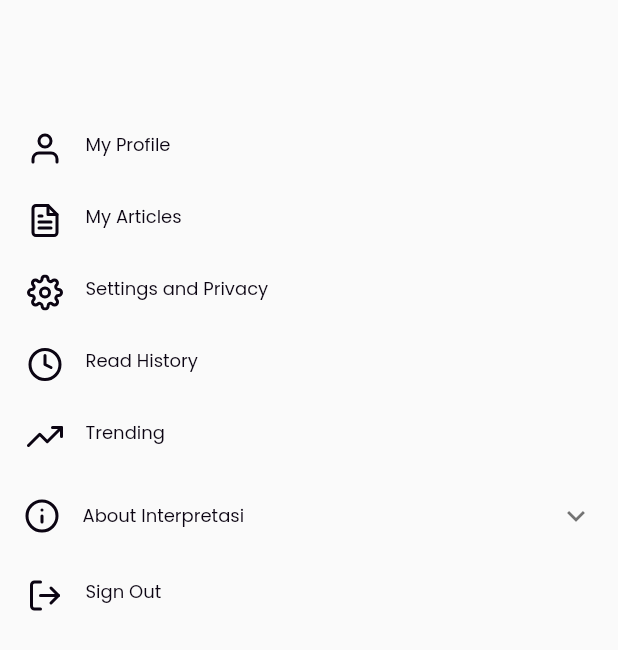
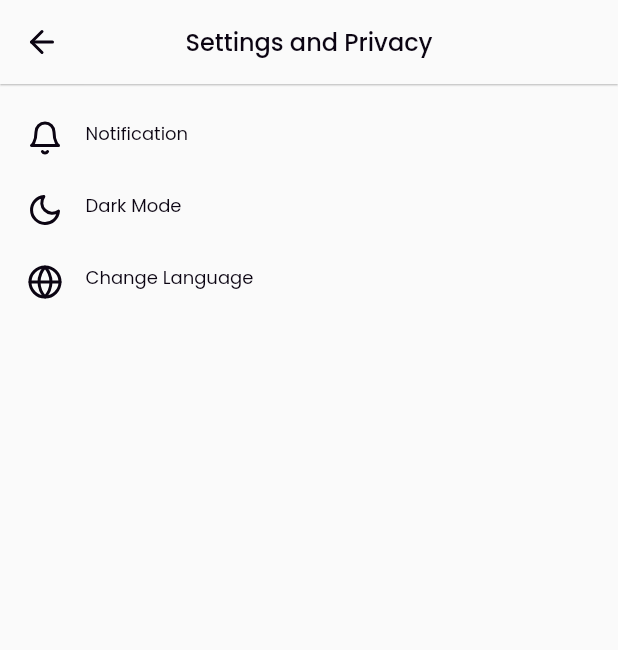
Before and after one commit to dickyrey/interpretasi, a Flutter app: the ProfilePage screen opened directly, after a tap on "Settings and Privacy", on a phone screen of 412 x 824 dp. Shown: the top 650 px of the screen. Run offline on Flutter 3.47's test engine with Material 2 defaults, Android fonts, the phone set to English and light mode, and no system bars; our stand-ins replace cached_network_image, dartz, dots_indicator, equatable, flutter_bloc, flutter_feather_icons and 14 more; accounts and stored records are empty; generated files the repository leaves out were written again; network calls fail; project files that could hold a hidden picture were left out.

Commit message:
settings

```diff
--- a/lib/l10n/app_en.arb
+++ b/lib/l10n/app_en.arb
@@ -9,6 +9,7 @@
   "cancel": "Cancel",
   "cannot_be_empty": "Cannot be empty",
   "captize_gmail_com": "captize@gmail.com",
+  "change_language": "Change Language",
   "choose_a_password": "Choose a password",
   "choose_from_library": "Choose from gallery",
   "close": "Close",
@@ -20,6 +21,7 @@
   "create_a_new_password": "Create a new Password",
   "create_a_new_password_so_your_account_will_be_more_secure": "Create a new password so your account will be more secure",
   "create_an_account": "Create an Account",
+  "dark_mode": "Dark Mode",
   "dont_have_an_account_yet": "Don't have an Account yet?",
   "edit_profile": "Edit Profile",
   "email_address": "Email Address",
@@ -44,11 +46,14 @@
   "my_articles": "My Articles",
   "my_profile": "My Profile",
   "next": "Next",
+  "not_added_yet": "Not added yet",
   "notification": "Notification",
   "or": "or",
   "password": "Password",
+  "password_added": "Password added!",
   "passwords_are_not_the_same": "Passwords are not the same",
   "pasword_hint_": "********",
+  "personal_data": "Personal Data",
   "please_check_and_click_verify_now_on_the_email": "please check and click verify now on the email.",
   "please_wait": "Please wait...",
   "privacy_policy": "Privacy Policy",
--- a/lib/src/presentation/pages/email_verification_page.dart
+++ b/lib/src/presentation/pages/email_verification_page.dart
@@ -70,6 +70,7 @@
                     context,
                     PASSWORD,
                     (route) => false,
+                    arguments: false,
                   );
                 }
               },
--- a/lib/src/presentation/pages/profile_page.dart
+++ b/lib/src/presentation/pages/profile_page.dart
@@ -10,6 +10,7 @@
 import 'package:interpretasi/src/presentation/bloc/user/user_form/user_form_bloc.dart';
 import 'package:interpretasi/src/presentation/bloc/user/user_watcher/user_watcher_bloc.dart';
 import 'package:interpretasi/src/presentation/widgets/dialog_widget.dart';
+import 'package:interpretasi/src/presentation/widgets/list_tile_widget.dart';
 import 'package:interpretasi/src/presentation/widgets/shimmer_widget.dart';
 
 class ProfilePage extends StatelessWidget {
@@ -123,33 +124,33 @@
               },
             ),
             const SizedBox(height: Const.space25),
-            _ListTileWidget(
+            ListTileWidget(
               icon: FeatherIcons.user,
               title: lang.my_profile,
               onTap: () {
                 // Navigator.pushNamed(context, PROFILE);
               },
             ),
-            _ListTileWidget(
+            ListTileWidget(
               title: lang.my_articles,
               icon: FeatherIcons.fileText,
               onTap: () {},
             ),
-            _ListTileWidget(
+            ListTileWidget(
               icon: FeatherIcons.settings,
               title: lang.settings_and_privacy,
               onTap: () {
-                // Navigator.pushNamed(context, SETTINGS_AND_PRIVACY);
+                Navigator.pushNamed(context, SETTINGS_AND_PRIVACY);
               },
             ),
-            _ListTileWidget(
+            ListTileWidget(
               icon: FeatherIcons.clock,
               title: lang.read_history,
               onTap: () {
                 // Navigator.pushNamed(context, READ_HISTORY);
               },
             ),
-            _ListTileWidget(
+            ListTileWidget(
               icon: FeatherIcons.trendingUp,
               title: lang.trending,
               onTap: () {
@@ -171,28 +172,28 @@
                 ],
               ),
               children: [
-                _ListTileWidget(
+                ListTileWidget(
                   title: lang.about_us,
                   fontSize: 12,
                   onTap: () {
                     // TODO(dickyrey): life_at_kumparan
                   },
                 ),
-                _ListTileWidget(
+                ListTileWidget(
                   title: lang.help,
                   fontSize: 12,
                   onTap: () {
                     // TODO(dickyrey): call center
                   },
                 ),
-                _ListTileWidget(
+                ListTileWidget(
                   title: lang.privacy_policy,
                   fontSize: 12,
                   onTap: () {
                     // TODO(dickyrey): terms_and_privacy_policy
                   },
                 ),
-                _ListTileWidget(
+                ListTileWidget(
                   title: lang.terms_and_condition,
                   fontSize: 12,
                   onTap: () {
@@ -201,7 +202,7 @@
                 ),
               ],
             ),
-            _ListTileWidget(
+            ListTileWidget(
               icon: FeatherIcons.logOut,
               title: lang.sign_out,
               onTap: () {
@@ -227,59 +228,3 @@
     );
   }
 }
-
-class _ListTileWidget extends StatelessWidget {
-  const _ListTileWidget({
-    required this.title,
-    required this.onTap,
-    this.icon,
-    this.fontSize,
-  });
-
-  final String title;
-  final VoidCallback onTap;
-  final IconData? icon;
-  final double? fontSize;
-
-  @override
-  Widget build(BuildContext context) {
-    final theme = Theme.of(context);
-
-    return InkWell(
-      onTap: onTap,
-      child: Padding(
-        padding: const EdgeInsets.symmetric(
-          horizontal: Const.margin,
-          vertical: Const.space12,
-        ),
-        child: Row(
-          children: [
-            if (icon != null)
-              Icon(icon, color: ColorLight.fontTitle)
-            else
-              const SizedBox(),
-            if (icon != null)
-              const SizedBox(width: Const.space15)
-            else
-              const SizedBox(),
-            Expanded(
-              child: Column(
-                crossAxisAlignment: CrossAxisAlignment.start,
-                mainAxisSize: MainAxisSize.min,
-                children: [
-                  Text(
-                    title,
-                    style: theme.textTheme.titleMedium?.copyWith(
-                      fontSize: fontSize,
-                    ),
-                  ),
-                  const SizedBox(height: 5),
-                ],
-              ),
-            ),
-          ],
-        ),
-      ),
-    );
-  }
-}
--- /dev/null
+++ b/lib/src/presentation/pages/settings_and_privacy_page.dart
@@ -0,0 +1,150 @@
+import 'package:flutter/material.dart';
+import 'package:flutter_bloc/flutter_bloc.dart';
+import 'package:flutter_feather_icons/flutter_feather_icons.dart';
+import 'package:flutter_gen/gen_l10n/app_localizations.dart';
+import 'package:interpretasi/src/common/const.dart';
+import 'package:interpretasi/src/common/routes.dart';
+import 'package:interpretasi/src/presentation/bloc/auth/verification_status_watcher/verification_status_watcher_bloc.dart';
+import 'package:interpretasi/src/presentation/bloc/user/user_form/user_form_bloc.dart';
+import 'package:interpretasi/src/presentation/bloc/user/user_watcher/user_watcher_bloc.dart';
+import 'package:interpretasi/src/presentation/widgets/list_tile_widget.dart';
+
+class SettingsAndPrivacyPage extends StatefulWidget {
+  const SettingsAndPrivacyPage({super.key});
+
+  @override
+  State<SettingsAndPrivacyPage> createState() => _SettingsAndPrivacyPageState();
+}
+
+class _SettingsAndPrivacyPageState extends State<SettingsAndPrivacyPage> {
+  @override
+  void initState() {
+    super.initState();
+    Future.microtask(
+      () => context
+          .read<VerificationStatusWatcherBloc>()
+          .add(const VerificationStatusWatcherEvent.fetchStatus()),
+    );
+  }
+
+  @override
+  Widget build(BuildContext context) {
+    final lang = AppLocalizations.of(context)!;
+    return Scaffold(
+      appBar: _appBar(context),
+      body: SingleChildScrollView(
+        child: Column(
+          children: [
+            const SizedBox(height: Const.space12),
+            BlocBuilder<UserWatcherBloc, UserWatcherState>(
+              builder: (context, state) {
+                return state.maybeMap(
+                  orElse: () {
+                    return const SizedBox();
+                  },
+                  loaded: (state) {
+                    return ListTileWidget(
+                      title: lang.personal_data,
+                      icon: FeatherIcons.user,
+                      onTap: () {
+                        context
+                            .read<UserFormBloc>()
+                            .add(UserFormEvent.initialize(state.user));
+                        Navigator.pushNamed(context, PROFILE_FORM);
+                      },
+                    );
+                  },
+                );
+              },
+            ),
+            BlocBuilder<UserWatcherBloc, UserWatcherState>(
+              builder: (context, state) {
+                return state.maybeMap(
+                  orElse: () {
+                    return const SizedBox();
+                  },
+                  loaded: (state) {
+                    return ListTileWidget(
+                      title: lang.email_address,
+                      subtitle: state.user.email,
+                      icon: FeatherIcons.mail,
+                      onTap: () {
+                        // Navigator.pushNamed(context, ADD_SECOND_EMAIL);
+                      },
+                    );
+                  },
+                );
+              },
+            ),
+            BlocBuilder<VerificationStatusWatcherBloc,
+                VerificationStatusWatcherState>(
+              builder: (context, state) {
+                return state.maybeMap(
+                  orElse: () {
+                    return const SizedBox();
+                  },
+                  loaded: (state) {
+                    return ListTileWidget(
+                      title: lang.password,
+                      subtitle: (state.status.isSetPassword != true)
+                          ? lang.not_added_yet
+                          : null,
+                      icon: FeatherIcons.lock,
+                      onTap: () {
+                        if (state.status.isSetPassword != true) {
+                          Navigator.pushNamed(
+                            context,
+                            PASSWORD,
+                            arguments: true,
+                          );
+                        }
+                      },
+                    );
+                  },
+                );
+              },
+            ),
+            ListTileWidget(
+              title: lang.notification,
+              icon: FeatherIcons.bell,
+              onTap: () {
+                Navigator.pushNamed(context, INTEREST_SETTING);
+              },
+            ),
+            ListTileWidget(
+              title: lang.dark_mode,
+              icon: FeatherIcons.moon,
+              onTap: () {},
+            ),
+            ListTileWidget(
+              title: lang.change_language,
+              icon: FeatherIcons.globe,
+              onTap: () {},
+            ),
+          ],
+        ),
+      ),
+    );
+  }
+
+  AppBar _appBar(BuildContext context) {
+    final theme = Theme.of(context);
+    final lang = AppLocalizations.of(context)!;
+
+    return AppBar(
+      backgroundColor: theme.colorScheme.background,
+      elevation: .5,
+      leading: IconButton(
+        onPressed: () => Navigator.pop(context),
+        icon: Icon(
+          FeatherIcons.arrowLeft,
+          color: theme.iconTheme.color,
+        ),
+      ),
+      title: Text(
+        lang.settings_and_privacy,
+        style: theme.textTheme.headlineSmall,
+      ),
+    );
+  }
+}
--- /dev/null
+++ b/lib/src/presentation/widgets/list_tile_widget.dart
@@ -0,0 +1,66 @@
+import 'package:flutter/material.dart';
+import 'package:interpretasi/src/common/colors.dart';
+import 'package:interpretasi/src/common/const.dart';
+
+class ListTileWidget extends StatelessWidget {
+  const ListTileWidget({
+    super.key,
+    required this.title,
+    this.subtitle,
+    required this.onTap,
+    this.icon,
+    this.fontSize,
+  });
+
+  final String title;
+  final String? subtitle;
+  final VoidCallback onTap;
+  final IconData? icon;
+  final double? fontSize;
+
+  @override
+  Widget build(BuildContext context) {
+    final theme = Theme.of(context);
+
+    return InkWell(
+      onTap: onTap,
+      child: Padding(
+        padding: const EdgeInsets.symmetric(
+          horizontal: Const.margin,
+          vertical: Const.space12,
+        ),
+        child: Row(
+          children: [
+            if (icon != null)
+              Icon(icon, color: ColorLight.fontTitle)
+            else
+              const SizedBox(),
+            if (icon != null)
+              const SizedBox(width: Const.space15)
+            else
+              const SizedBox(),
+            Expanded(
+              child: Column(
+                crossAxisAlignment: CrossAxisAlignment.start,
+                mainAxisSize: MainAxisSize.min,
+                children: [
+                  Text(
+                    title,
+                    style: theme.textTheme.titleMedium?.copyWith(
+                      fontSize: fontSize,
+                    ),
+                  ),
+                  const SizedBox(height: 5),
+                  if (subtitle != null)
+                    Text(subtitle!, style: theme.textTheme.bodySmall)
+                  else
+                    const SizedBox(),
+                ],
+              ),
+            ),
+          ],
+        ),
+      ),
+    );
+  }
+}
--- a/lib/src/utilities/route_generator.dart
+++ b/lib/src/utilities/route_generator.dart
@@ -7,6 +7,7 @@
 import 'package:interpretasi/src/presentation/pages/password_page.dart';
 import 'package:interpretasi/src/presentation/pages/profile_form_page.dart';
 import 'package:interpretasi/src/presentation/pages/register_page.dart';
+import 'package:interpretasi/src/presentation/pages/settings_and_privacy_page.dart';
 import 'package:interpretasi/src/presentation/pages/splash_page.dart';
 import 'package:interpretasi/src/presentation/widgets/bottom_nav_bar_widget.dart';
 
@@ -36,9 +37,12 @@
           builder: (_) => const EmailVerificationPage(),
         );
       case PASSWORD:
-        return MaterialPageRoute(
-          builder: (_) => const PasswordPage(),
-        );
+        if (args is bool) {
+          return MaterialPageRoute(
+            builder: (_) => PasswordPage(isFromSetting: args),
+          );
+        }
+        return _errorRoute();
       // case FORGOT_PASSWORD:
       //   return MaterialPageRoute(
       //     builder: (_) => const ForgotPasswordPage(),
@@ -57,16 +61,16 @@
       //   );
 
       case PROFILE_FORM:
-          return MaterialPageRoute(
-            builder: (_) => const ProfileFormPage(),
-          );
+        return MaterialPageRoute(
+          builder: (_) => const ProfileFormPage(),
+        );
+      case SETTINGS_AND_PRIVACY:
+        return MaterialPageRoute(
+          builder: (_) => const SettingsAndPrivacyPage(),
+        );
       // case MY_ARTICLE:
       //   return MaterialPageRoute(
       //     builder: (_) => const MyArticlePage(),
-      //   );
-      // case SETTINGS_AND_PRIVACY:
-      //   return MaterialPageRoute(
-      //     builder: (_) => const SettingsAndPrivacyPage(),
       //   );
 
       // case ADD_SECOND_EMAIL:
```
Also changed, not shown: lib/src/presentation/pages/password_page.dart (+35 -9 lines), lib/src/presentation/widgets/elevated_button_widget.dart (+5 -2 lines).
